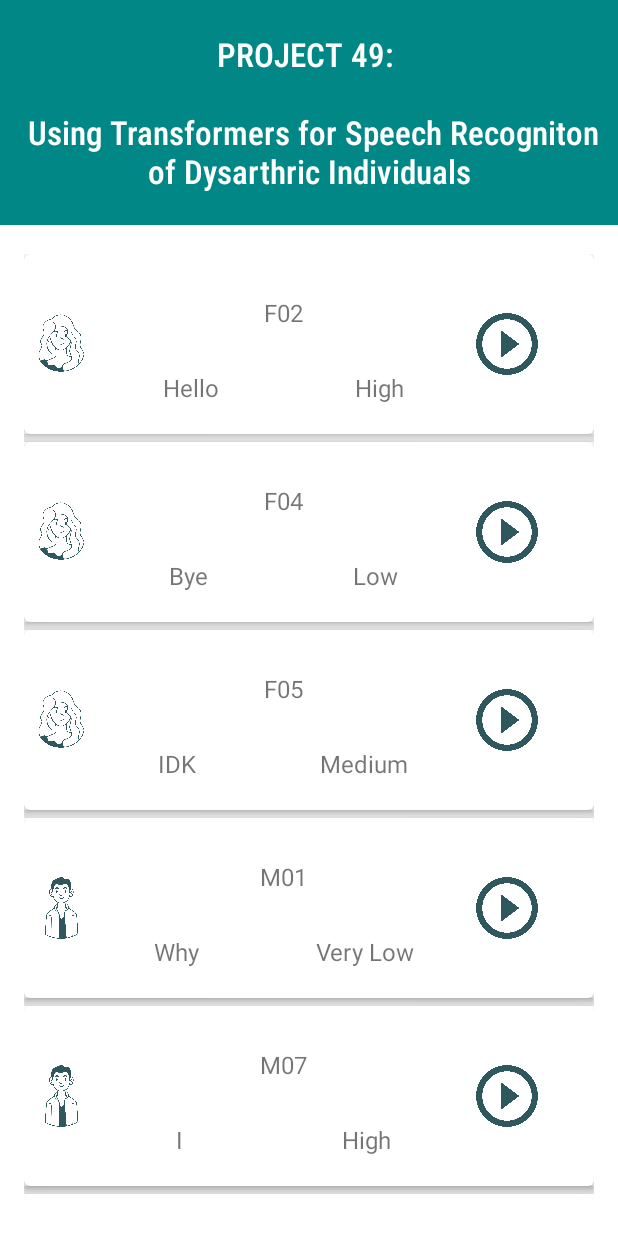
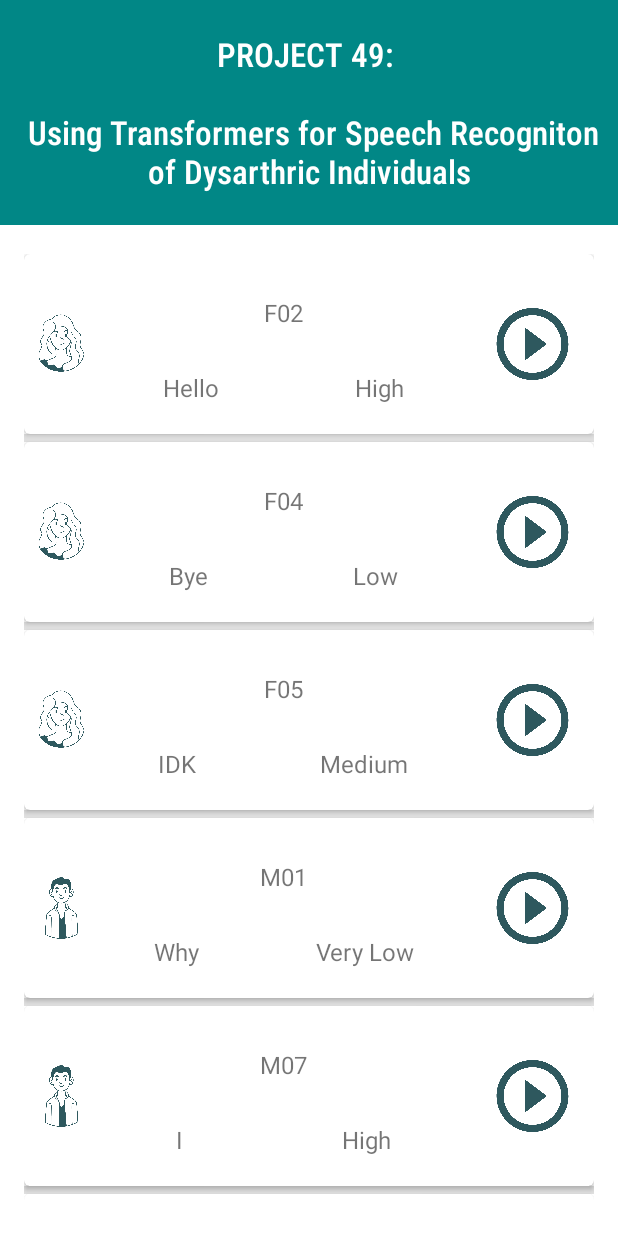
Before and after one commit to dshah1901/Project-49-NotOptimusPrime, an Android app: the screen it shows after launch (MainActivity), on a phone screen of 412 x 824 dp. Shown: the top 1233 px of the screen. Run offline under Robolectric (Android 15) with nearby library versions, the light colour scheme and no system bars.

Commit message:
Made changes

```diff
--- a/NotOptimusPrime/app/src/main/res/layout/activity_speaker_detail.xml
+++ b/NotOptimusPrime/app/src/main/res/layout/activity_speaker_detail.xml
@@ -47,13 +47,7 @@
         </LinearLayout>
 
 
-        <ImageView
-            android:layout_width="48dp"
-            android:layout_height="48dp"
-            android:id="@+id/play_button"
-            android:src="@drawable/iconplay"
 
-            />
     </LinearLayout>
 
     <Button
--- a/NotOptimusPrime/app/src/main/res/layout/number_list_view_item.xml
+++ b/NotOptimusPrime/app/src/main/res/layout/number_list_view_item.xml
@@ -2,6 +2,7 @@
 <androidx.cardview.widget.CardView xmlns:android="http://schemas.android.com/apk/res/android"
     xmlns:app="http://schemas.android.com/apk/res-auto"
     android:layout_margin="8dp"
+    android:elevation="5dp"
     app:cardCornerRadius="4dp"
     android:background="@color/white"
     android:layout_height="120sp"
@@ -55,10 +56,12 @@
 
         </LinearLayout>
         <ImageView
-            android:layout_width="48dp"
-            android:layout_height="match_parent"
+            android:layout_width="match_parent"
+            android:layout_height="48dp"
             android:id="@+id/play_button"
             android:src="@drawable/iconplay"
+            android:layout_gravity="center"
+            android:layout_marginRight="0dp"
             />
 
     </LinearLayout>
```
